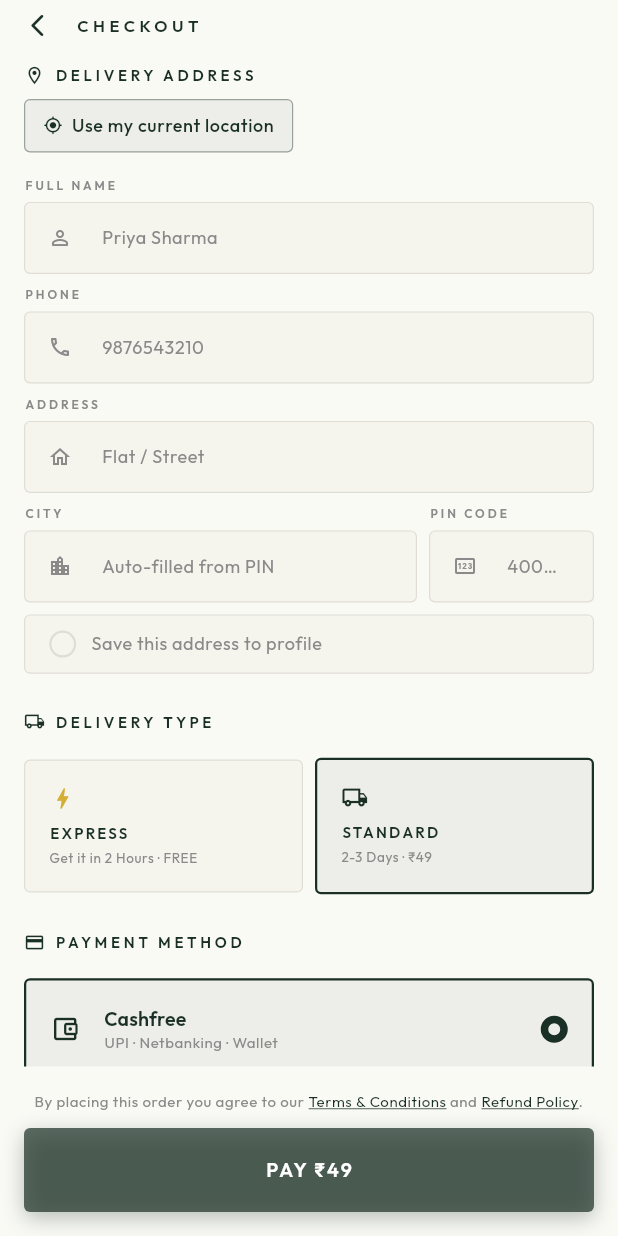
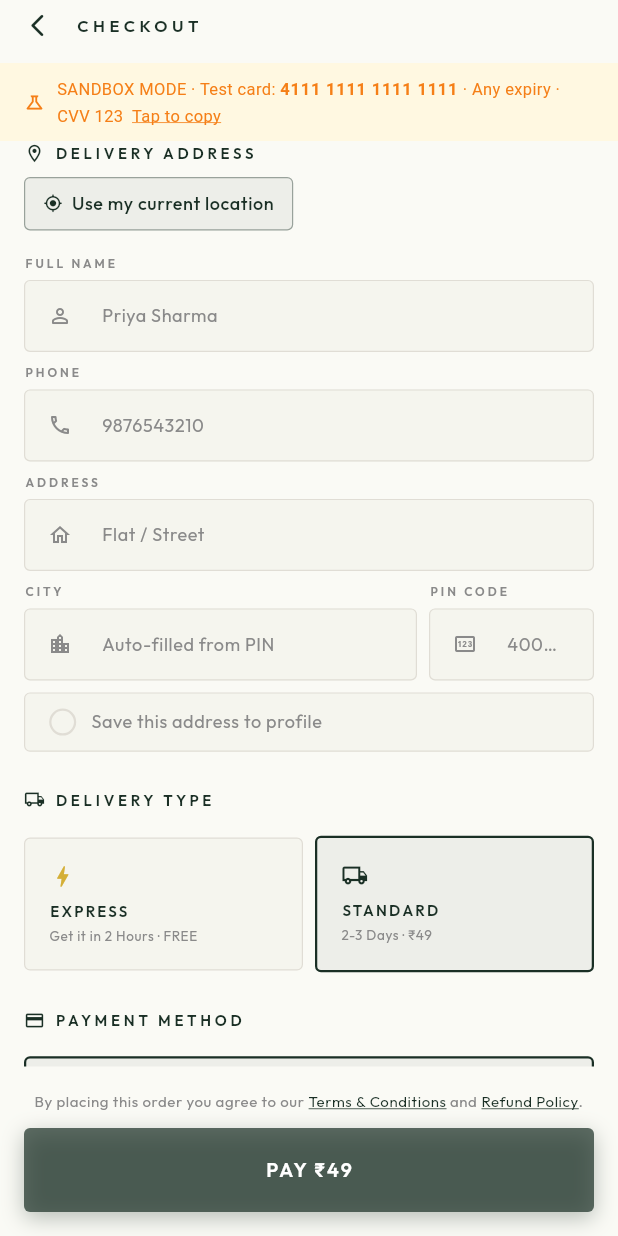
Before and after one commit to twocorexalgotrade-blip/AURAMIKADAILY, a Flutter app: the CheckoutScreen screen opened by its route, on a phone screen of 412 x 824 dp. Run offline on Flutter 3.47's test engine with Material 3 defaults, Android fonts, the phone set to English and light mode, and no system bars; drawn by our look-alikes of flutter_animate; our stand-ins replace cached_network_image, dio, firebase_auth, firebase_core, flutter_riverpod, geolocator and 6 more; missing offline and left inert: flutter_cashfree_pg_sdk; accounts and stored records are empty; network calls fail.

Commit message:
fix: point baseUrl to auramikadaily.com + Flutter app polish
- Fix payment "Could not reach server" error: baseUrl was pointing to
  wrong Render subdomain; backend confirmed live at auramikadaily.com
- Auth, OTP, cart, checkout, PDP, profile, wishlist, gift cards, stylist,
  and main.dart improvements from active development session

Co-Authored-By: Claude Sonnet 4.6 <noreply@anthropic.com>

```diff
--- a/auramika/lib/core/constants/app_constants.dart
+++ b/auramika/lib/core/constants/app_constants.dart
@@ -34,7 +34,7 @@ abstract class AppConstants {
 
   // ── API ───────────────────────────────────────────────────────────────────
   // Update to your Render backend URL (Render dashboard → service → URL).
-  static const String baseUrl = 'https://auramika-app-backend.onrender.com';
+  static const String baseUrl = 'https://auramikadaily.com';
   static const Duration connectTimeout = Duration(seconds: 15);
   static const Duration receiveTimeout = Duration(seconds: 30);
 
--- a/auramika/lib/features/cart/presentation/screens/checkout_screen.dart
+++ b/auramika/lib/features/cart/presentation/screens/checkout_screen.dart
@@ -314,10 +314,12 @@ class _CheckoutScreenState extends ConsumerState<CheckoutScreen> {
       _finalizeOrder(orderId, productName, total, cart.totalItems, firstItem?.imageUrl, dateStr);
     } catch (e) {
       if (mounted) {
+        final msg = _friendlyPaymentError(e);
         ScaffoldMessenger.of(context).showSnackBar(SnackBar(
-          content: Text('Payment failed: $e'),
+          content: Text(msg),
           backgroundColor: AppColors.terraCotta,
           behavior: SnackBarBehavior.floating,
+          duration: const Duration(seconds: 4),
         ));
       }
     } finally {
@@ -373,6 +375,25 @@ class _CheckoutScreenState extends ConsumerState<CheckoutScreen> {
         _pendingDate        ?? '',
       );
     });
+  }
+
+  String _friendlyPaymentError(Object e) {
+    final raw = e.toString().toLowerCase();
+    if (raw.contains('sign in') || raw.contains('auth')) {
+      return 'Please sign in and try again.';
+    }
+    if (raw.contains('socket') || raw.contains('connection') ||
+        raw.contains('network') || raw.contains('no-server') ||
+        raw.contains('404') || raw.contains('not found')) {
+      return 'Could not reach the payment server. Please check your connection and try again.';
+    }
+    if (raw.contains('500') || raw.contains('server error')) {
+      return 'Payment server error. Please try again in a moment.';
+    }
+    if (raw.contains('session') || raw.contains('session id')) {
+      return 'Could not start payment session. Please try again.';
+    }
+    return 'Payment could not be processed. Please try again.';
   }
 
   void _onCashfreeError(CFErrorResponse errorResponse, String orderId) {
@@ -457,6 +478,9 @@ class _CheckoutScreenState extends ConsumerState<CheckoutScreen> {
               ],
             ),
           ),
+
+          // ── Cashfree sandbox banner ──────────────────────────────────────
+          if (AppConstants.cashfreeTestMode) const _SandboxBanner(),
 
           // ── Scrollable body ──────────────────────────────────────────────
           Expanded(
@@ -885,6 +909,59 @@ class _CheckoutScreenState extends ConsumerState<CheckoutScreen> {
   }
 }
 
+// ── Cashfree Sandbox Banner ───────────────────────────────────────────────────
+class _SandboxBanner extends StatelessWidget {
+  const _SandboxBanner();
+
+  static const _testCard = '4111 1111 1111 1111';
+
+  @override
+  Widget build(BuildContext context) {
+    return GestureDetector(
+      onTap: () {
+        Clipboard.setData(const ClipboardData(text: '4111111111111111'));
+        ScaffoldMessenger.of(context)
+          ..hideCurrentSnackBar()
+          ..showSnackBar(const SnackBar(
+            content: Text('Test card number copied'),
+            behavior: SnackBarBehavior.floating,
+            duration: Duration(seconds: 2),
+          ));
+      },
+      child: Container(
+        width: double.infinity,
+        color: const Color(0xFFFFF8E1),
+        padding: const EdgeInsets.symmetric(horizontal: 16, vertical: 8),
+        child: Row(
+          children: [
+            const Icon(Icons.science_outlined, size: 14, color: Color(0xFFF57F17)),
+            const SizedBox(width: 8),
+            Expanded(
+              child: Text.rich(
+                TextSpan(
+                  style: const TextStyle(fontSize: 11, color: Color(0xFFF57F17)),
+                  children: [
+                    const TextSpan(text: 'SANDBOX MODE · Test card: '),
+                    TextSpan(
+                      text: _testCard,
+                      style: const TextStyle(fontWeight: FontWeight.w700, letterSpacing: 0.5),
+                    ),
+                    const TextSpan(text: ' · Any expiry · CVV 123  '),
+                    const TextSpan(
+                      text: 'Tap to copy',
+                      style: TextStyle(decoration: TextDecoration.underline),
+                    ),
+                  ],
+                ),
+              ),
+            ),
+          ],
+        ),
+      ),
+    );
+  }
+}
+
 // ── Section Header ────────────────────────────────────────────────────────────
 class _SectionHeader extends StatelessWidget {
   final String label;
--- a/auramika/lib/features/product/presentation/widgets/pdp_image_gallery.dart
+++ b/auramika/lib/features/product/presentation/widgets/pdp_image_gallery.dart
@@ -41,9 +41,8 @@ class _PdpImageGalleryState extends State<PdpImageGallery> {
   final PageController _pageController = PageController();
   int _currentPage = 0;
 
-  // Simulate 3 image slots (placeholder)
   int get _imageCount =>
-      widget.product.imageUrls.isEmpty ? 3 : widget.product.imageUrls.length;
+      widget.product.imageUrls.isEmpty ? 1 : widget.product.imageUrls.length;
 
   @override
   void dispose() {
--- a/auramika/lib/features/stylist/data/openai_service.dart
+++ b/auramika/lib/features/stylist/data/openai_service.dart
@@ -121,10 +121,10 @@ Return ONLY the product ID as a plain string. No markdown, no JSON, no explanati
 
       return null;
     } on DioException catch (e) {
-      debugPrint('OpenAI API Error: ${e.message}');
+      if (kDebugMode) debugPrint('OpenAI API Error: ${e.message}');
       return null;
     } catch (e) {
-      debugPrint('OpenAI Error: $e');
+      if (kDebugMode) debugPrint('OpenAI Error: $e');
       return null;
     }
   }
--- a/auramika/lib/main.dart
+++ b/auramika/lib/main.dart
@@ -63,7 +63,7 @@ void main() async {
 
   runApp(
     ProviderScope(
-      observers: [_AppObserver()],
+      observers: kDebugMode ? [_AppObserver()] : [],
       child: const AuramikaApp(),
     ),
   );
```
Also changed, not shown: auramika/lib/features/auth/domain/auth_controller.dart (+5 -5 lines), auramika/lib/features/auth/presentation/screens/otp_screen.dart (+16 -16 lines), auramika/lib/features/cart/presentation/controllers/cart_controller.dart (+7 -13 lines), auramika/lib/features/profile/domain/user_profile_controller.dart (+11 -11 lines), auramika/lib/features/profile/domain/wishlist_controller.dart (+4 -4 lines), auramika/lib/features/profile/presentation/screens/gift_cards_screen.dart (+1 -16 lines), 1 other file.
